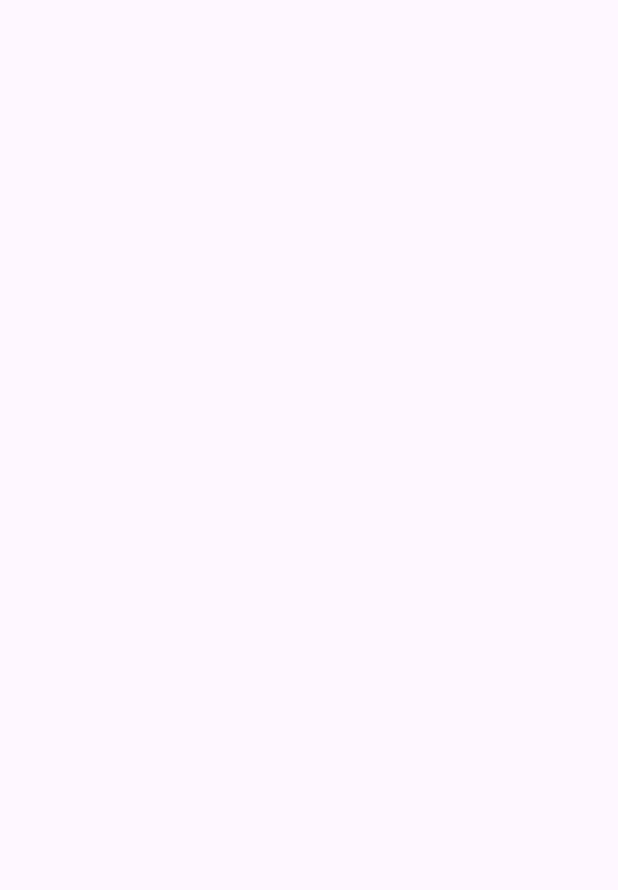
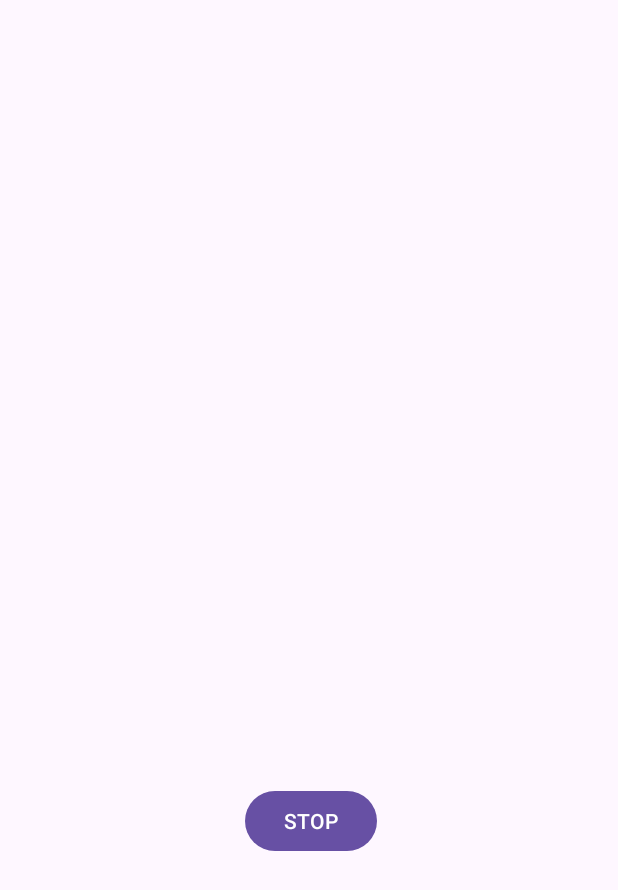
Before and after one commit to metolone-xyz/Group3Android-app, an Android app: the MeasurementActivity screen opened directly, with no data from a screen before it, on a phone screen of 412 x 824 dp. Before the commit the part shown is empty. Shown: the top 890 px of the screen. Run offline under Robolectric (Android 15) with nearby library versions, the phone set to English and light mode, and no system bars.

Commit message:
計測画面から　クーポン管理画面への遷移を追加

```diff
--- a/app/src/main/java/com/group3/myandroid/MeasurementActivity.java
+++ b/app/src/main/java/com/group3/myandroid/MeasurementActivity.java
@@ -1,5 +1,8 @@
 package com.group3.myandroid;
 
+import android.content.Intent;
+import android.view.View;
+import android.widget.Button;
 import androidx.appcompat.app.AppCompatActivity;
 import android.os.Bundle;
 import com.group3.myandroid.global.EasyLogger;
@@ -13,6 +16,16 @@ public class MeasurementActivity extends AppCompatActivity {
         super.onCreate(savedInstanceState);
         setContentView(R.layout.activity_measurement);
 
+        Button startButton = findViewById(R.id.StopButton);    //ボタンを参照
+
+        startButton.setOnClickListener(new View.OnClickListener(){
+            @Override
+            public void onClick(View view) {
+                //クリック時にMeasurementActivity
+                Intent intent = new Intent(MeasurementActivity.this, CouponManagementActivity.class);
+                startActivity(intent);
+            }
+        });
 
     }
 }
--- a/app/src/main/res/layout/activity_measurement.xml
+++ b/app/src/main/res/layout/activity_measurement.xml
@@ -5,4 +5,14 @@
         xmlns:app="http://schemas.android.com/apk/res-auto"
         android:layout_width="match_parent"
         android:layout_height="match_parent"
-        tools:context=".MeasurementActivity" android:id="@+id/Maker"/>
+        tools:context=".MeasurementActivity" android:id="@+id/Maker">
+    <Button
+            android:text="STOP"
+            android:layout_width="wrap_content"
+            android:layout_height="wrap_content" android:id="@+id/StopButton"
+            app:layout_constraintBottom_toBottomOf="parent"
+            android:layout_marginBottom="207dp" app:layout_constraintStart_toStartOf="parent"
+            android:layout_marginStart="161dp" app:layout_constraintTop_toTopOf="parent"
+            android:layout_marginTop="477dp" android:layout_marginEnd="159dp"
+            app:layout_constraintEnd_toEndOf="parent"/>
+</androidx.constraintlayout.widget.ConstraintLayout>
```
Also changed, not shown: app/src/main/res/layout/activity_coupon_management.xml (+8 -0 lines).
